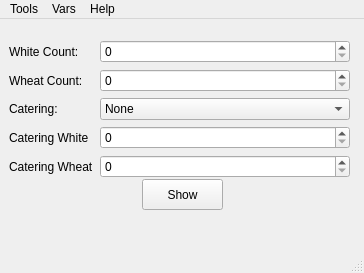
The window that prj/mainwindow.ui (Gmercer015/Aubp) describes before a commit, drawn with Qt 5.
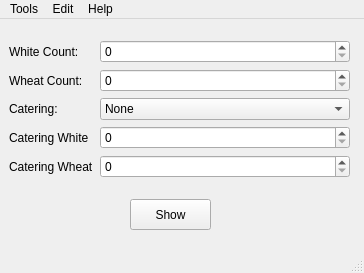
The same window after the commit.

```diff
--- a/prj/mainwindow.ui
+++ b/prj/mainwindow.ui
@@ -17,8 +17,8 @@
    <widget class="QPushButton" name="showBread">
     <property name="geometry">
      <rect>
-      <x>142</x>
-      <y>160</y>
+      <x>130</x>
+      <y>180</y>
       <width>81</width>
       <height>31</height>
      </rect>
@@ -160,7 +160,7 @@
    </widget>
    <widget class="QMenu" name="menuTools">
     <property name="title">
-     <string>Vars</string>
+     <string>Edit</string>
     </property>
     <addaction name="actionEdit_values"/>
    </widget>
```
Left out of the diff: 6 changed lines with no effect on the pictures.
